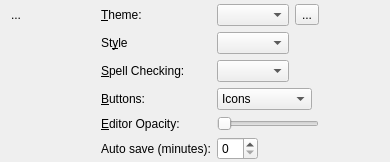
This is marave/prefs.ui in xMoad/marave as Qt 5 draws it before an edit. The edited form follows.
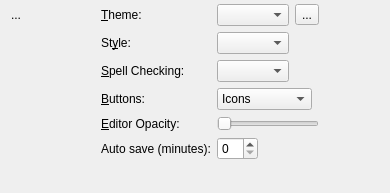
This is the edited form. Icons and pictures are not drawn.

The edit to the form file:
```diff
--- a/marave/prefs.ui
+++ b/marave/prefs.ui
@@ -7,7 +7,7 @@
     <x>0</x>
     <y>0</y>
     <width>390</width>
-    <height>149</height>
+    <height>193</height>
    </rect>
   </property>
   <property name="windowTitle">
@@ -112,7 +112,7 @@
      <item row="1" column="0">
       <widget class="QLabel" name="label_5">
        <property name="text">
-        <string>St&amp;yle</string>
+        <string>St&amp;yle:</string>
        </property>
        <property name="buddy">
         <cstring>styleList</cstring>
```
